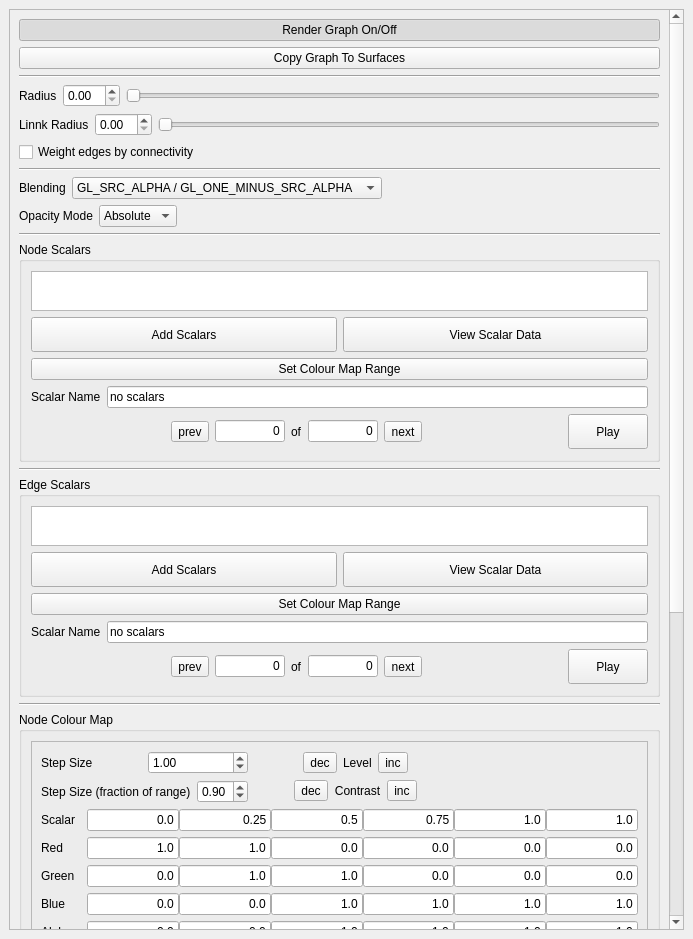
First picture: the form in graphmanipulator.ui, repository bmpatena/briview, before the edit.
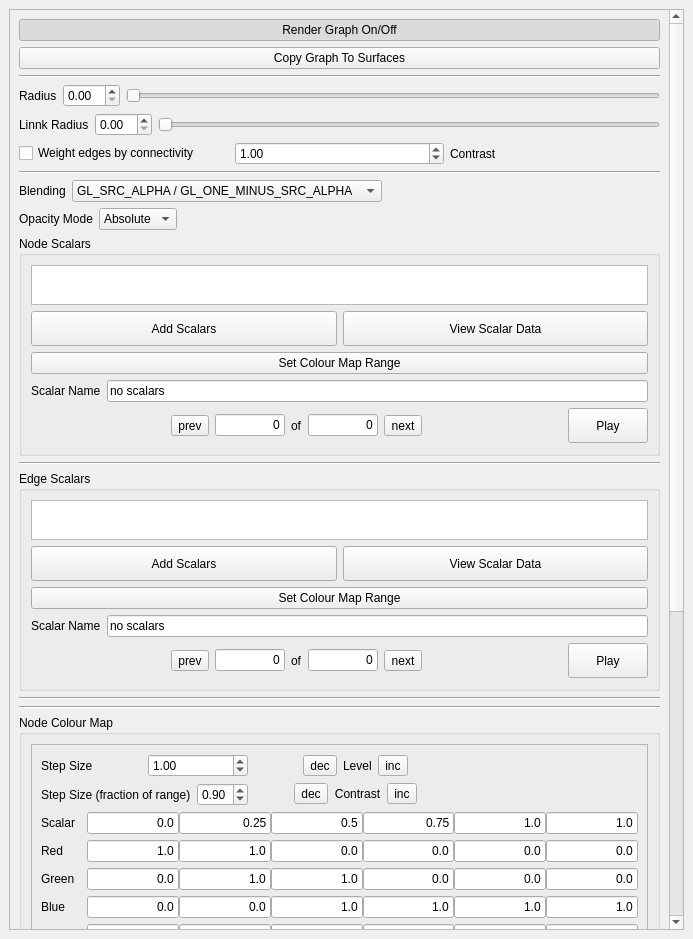
Second picture: the form after the edit.

```diff
--- a/graphmanipulator.ui
+++ b/graphmanipulator.ui
@@ -47,7 +47,7 @@
          <x>0</x>
          <y>0</y>
          <width>667</width>
-         <height>1622</height>
+         <height>1638</height>
         </rect>
        </property>
        <layout class="QVBoxLayout" name="verticalLayout">
@@ -121,11 +121,35 @@
          </layout>
         </item>
         <item>
-         <widget class="QCheckBox" name="check_wEdge">
-          <property name="text">
-           <string>Weight edges by connectivity</string>
-          </property>
-         </widget>
+         <layout class="QHBoxLayout" name="horizontalLayout_4">
+          <item>
+           <widget class="QCheckBox" name="check_wEdge">
+            <property name="text">
+             <string>Weight edges by connectivity</string>
+            </property>
+           </widget>
+          </item>
+          <item>
+           <widget class="QDoubleSpinBox" name="sbox_radLinkSc">
+            <property name="maximum">
+             <double>100.000000000000000</double>
+            </property>
+            <property name="singleStep">
+             <double>0.010000000000000</double>
+            </property>
+            <property name="value">
+             <double>1.000000000000000</double>
+            </property>
+           </widget>
+          </item>
+          <item>
+           <widget class="QLabel" name="label_3">
+            <property name="text">
+             <string>Contrast</string>
+            </property>
+           </widget>
+          </item>
+         </layout>
         </item>
         <item>
          <widget class="Line" name="line_5">
@@ -292,13 +316,6 @@
           </item>
          </layout>
         </item>
-        <item>
-         <widget class="Line" name="line_2">
-          <property name="orientation">
-           <enum>Qt::Horizontal</enum>
-          </property>
-         </widget>
-        </item>
         <item>
          <widget class="QGroupBox" name="groupBox_5">
           <property name="sizePolicy">
@@ -596,7 +613,7 @@
          </widget>
         </item>
         <item>
-         <widget class="Line" name="line_3">
+         <widget class="Line" name="line_2">
           <property name="orientation">
            <enum>Qt::Horizontal</enum>
           </property>
@@ -898,6 +915,13 @@
           </layout>
          </widget>
         </item>
+        <item>
+         <widget class="Line" name="line_3">
+          <property name="orientation">
+           <enum>Qt::Horizontal</enum>
+          </property>
+         </widget>
+        </item>
         <item>
          <widget class="Line" name="line">
           <property name="orientation">
```
